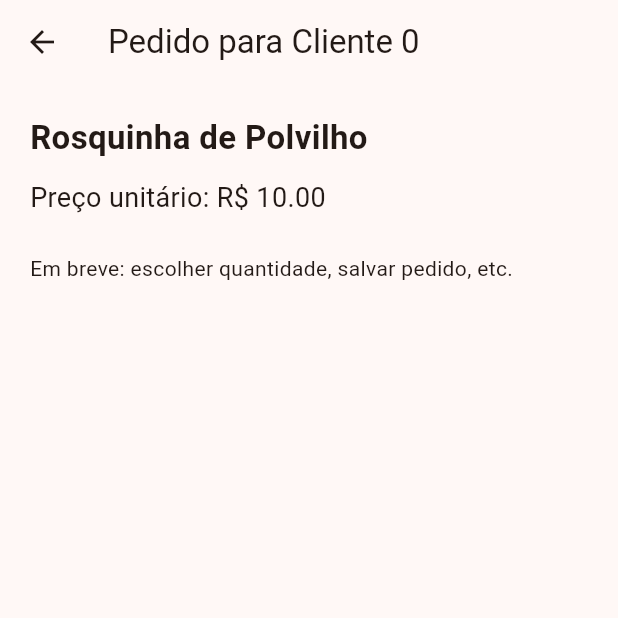
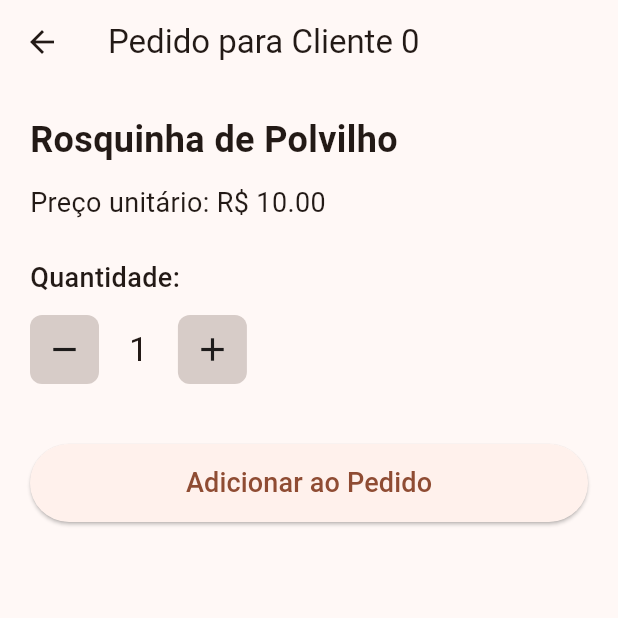
Before and after one commit to KaueMagnus/biscoitos-kaue-app, a Flutter app: the NewOrderScreen screen opened directly with sample values from the repository, on a phone screen of 412 x 824 dp, the top half of it. Run offline on Flutter 3.47's test engine with Material 3 defaults, Android fonts, the light colour scheme and no system bars; our stand-ins replace sqflite; accounts and stored records are empty.

Commit message:
feat: new order screen buttons and tools

```diff
--- a/lib/screens/new_order_screen.dart
+++ b/lib/screens/new_order_screen.dart
@@ -1,7 +1,7 @@
 import 'package:flutter/material.dart';
 import '../models/product.dart';
 
-class NewOrderScreen extends StatelessWidget {
+class NewOrderScreen extends StatefulWidget {
   final int clientId;
   final Product product;
 
@@ -12,28 +12,119 @@ class NewOrderScreen extends StatelessWidget {
   });
 
   @override
+  State<NewOrderScreen> createState() => _NewOrderScreenState();
+}
+
+class _NewOrderScreenState extends State<NewOrderScreen> {
+  int quantity = 1;
+
+  void increase() {
+    setState(() => quantity++);
+  }
+
+  void decrease() {
+    if (quantity > 1) {
+      setState(() => quantity--);
+    }
+  }
+
+  @override
   Widget build(BuildContext context) {
+    final product = widget.product;
+
     return Scaffold(
-      appBar: AppBar(title: Text('Pedido para Cliente $clientId')),
+      appBar: AppBar(
+        title: Text('Pedido para Cliente ${widget.clientId}'),
+      ),
       body: Padding(
         padding: const EdgeInsets.all(20),
         child: Column(
           crossAxisAlignment: CrossAxisAlignment.start,
           children: [
+            // Nome do produto
             Text(
               product.name,
-              style: const TextStyle(fontSize: 22, fontWeight: FontWeight.bold),
+              style: const TextStyle(
+                fontSize: 24,
+                fontWeight: FontWeight.bold,
+              ),
             ),
+
             const SizedBox(height: 12),
+
+            // Preço
             Text(
               'Preço unitário: R\$ ${product.price.toStringAsFixed(2)}',
               style: const TextStyle(fontSize: 18),
             ),
+
             const SizedBox(height: 24),
-            const Text('Em breve: escolher quantidade, salvar pedido, etc.'),
+
+            // Seletor de quantidade
+            const Text(
+              "Quantidade:",
+              style: TextStyle(fontSize: 18, fontWeight: FontWeight.w500),
+            ),
+            const SizedBox(height: 12),
+
+            Row(
+              children: [
+                _qtyButton(Icons.remove, decrease),
+                Padding(
+                  padding: const EdgeInsets.symmetric(horizontal: 20),
+                  child: Text(
+                    quantity.toString(),
+                    style: const TextStyle(fontSize: 22),
+                  ),
+                ),
+                _qtyButton(Icons.add, increase),
+              ],
+            ),
+
+            const SizedBox(height: 40),
+
+            // Botão Adicionar ao Pedido
+            SizedBox(
+              width: double.infinity,
+              height: 52,
+              child: ElevatedButton(
+                onPressed: () {
+                  // 🟢 Aqui futuramente iremos adicionar ao carrinho
+                  ScaffoldMessenger.of(context).showSnackBar(
+                    SnackBar(
+                      content: Text(
+                        '${product.name} x$quantity adicionado ao pedido!',
+                      ),
+                    ),
+                  );
+                  Navigator.pop(context);
+                },
+                child: const Text(
+                  'Adicionar ao Pedido',
+                  style: TextStyle(fontSize: 18),
+                ),
+              ),
+            ),
           ],
         ),
       ),
     );
   }
+
+  Widget _qtyButton(IconData icon, VoidCallback onPressed) {
+    return Ink(
+      decoration: BoxDecoration(
+        color: Colors.brown.shade100,
+        borderRadius: BorderRadius.circular(8),
+      ),
+      child: InkWell(
+        borderRadius: BorderRadius.circular(8),
+        onTap: onPressed,
+        child: Padding(
+          padding: const EdgeInsets.all(10),
+          child: Icon(icon, size: 26),
+        ),
+      ),
+    );
+  }
 }
```
